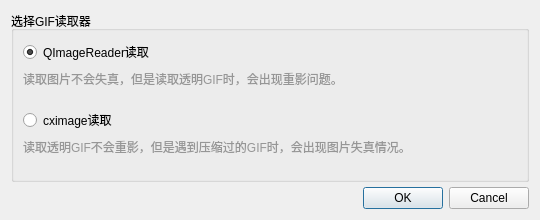
Above: DrillGIFActionSequenceEditor/Source/Utils/widgetFormSenior/animationListEditor/private/w_ALEGIFReaderType.ui from DrillUp/DrillGIFActionSequenceEditor before the change. Below: the same form after it.
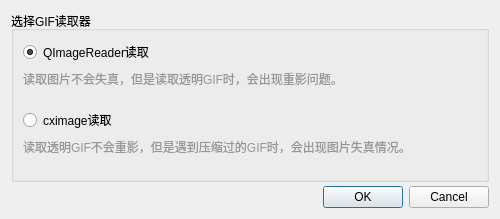
That is the form after the change.

```diff
--- a/DrillGIFActionSequenceEditor/Source/Utils/widgetFormSenior/animationListEditor/private/w_ALEGIFReaderType.ui
+++ b/DrillGIFActionSequenceEditor/Source/Utils/widgetFormSenior/animationListEditor/private/w_ALEGIFReaderType.ui
@@ -6,8 +6,8 @@
    <rect>
     <x>0</x>
     <y>0</y>
-    <width>540</width>
-    <height>220</height>
+    <width>500</width>
+    <height>179</height>
    </rect>
   </property>
   <property name="windowTitle">
@@ -69,19 +69,6 @@
      </layout>
     </widget>
    </item>
-   <item>
-    <spacer name="verticalSpacer">
-     <property name="orientation">
-      <enum>Qt::Vertical</enum>
-     </property>
-     <property name="sizeHint" stdset="0">
-      <size>
-       <width>20</width>
-       <height>40</height>
-      </size>
-     </property>
-    </spacer>
-   </item>
    <item>
     <widget class="QDialogButtonBox" name="buttonBox">
      <property name="orientation">
```
